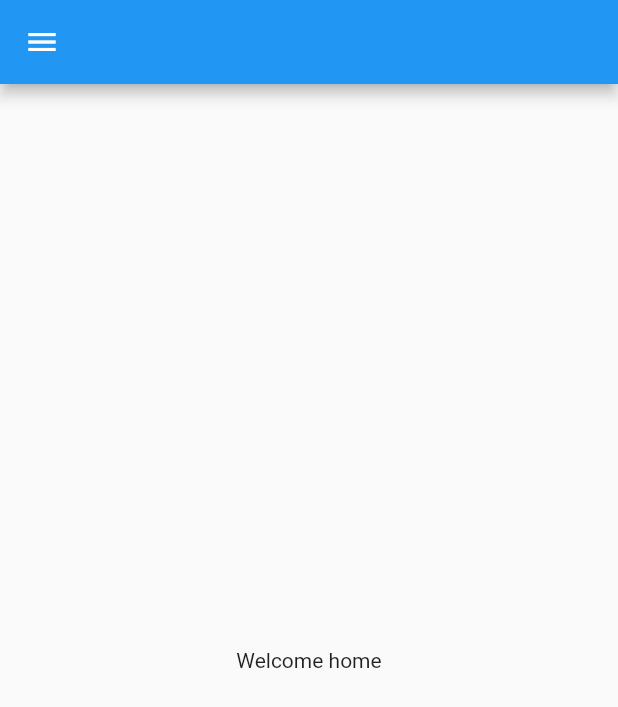
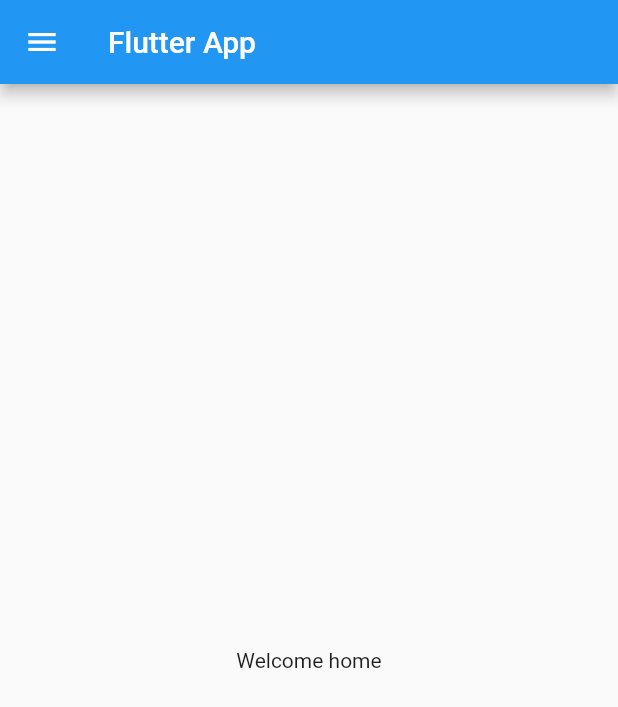
Before and after one commit to Dilshad-bot001/Flutter-practice-code, a Flutter app: the screen it shows after launch, on a phone screen of 412 x 824 dp. Shown: the top 707 px of the screen. Run offline on Flutter 3.47's test engine with Material 2 defaults, Android fonts, the phone set to English and light mode, and no system bars.

Commit message:
learned scaffold, appbar, drawer

```diff
--- a/lib/home_page.dart
+++ b/lib/home_page.dart
@@ -6,7 +6,9 @@ class HomePage extends StatelessWidget {
   @override
   Widget build(BuildContext context) {
     return Scaffold(
-      appBar: AppBar(),
+      appBar: AppBar(
+        title: Text("Flutter App"),
+      ),
       body: Center(
         child: Container(
           child: Text ("Welcome home"),
```
